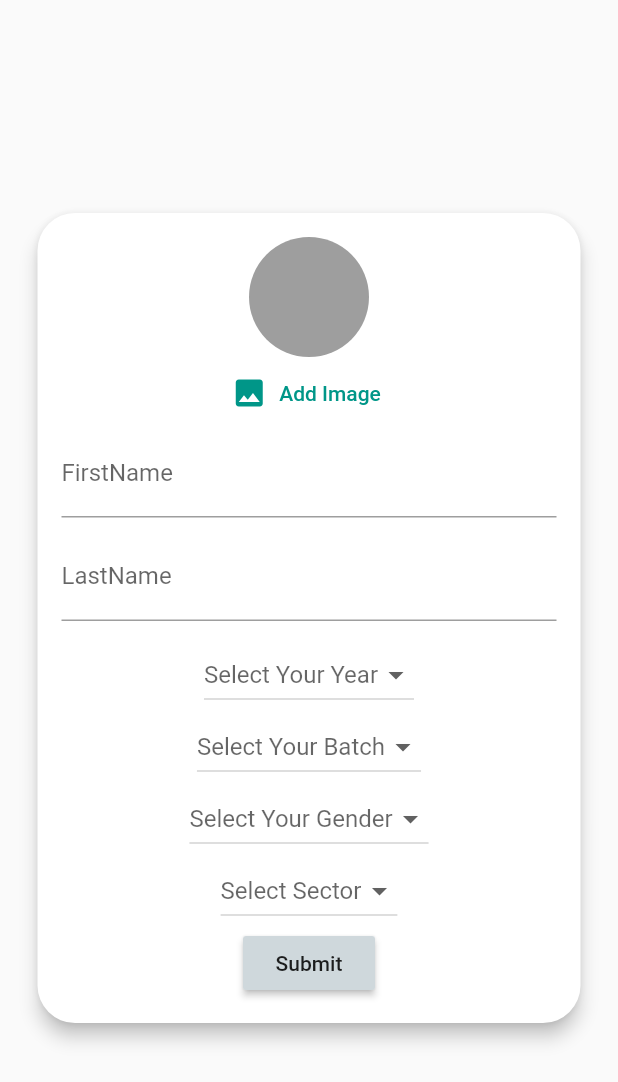
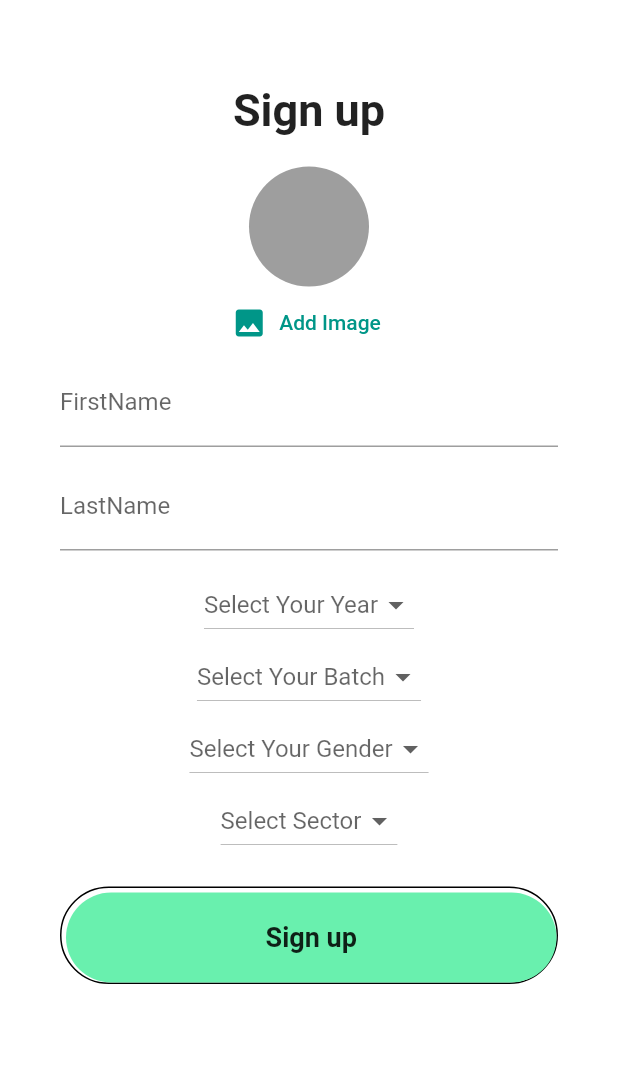
Before and after one commit to Eshitakalsi/Cab_Buddy, a Flutter app: the UserFormScreen screen opened directly with empty values, on a phone screen of 412 x 824 dp. Shown: the top 1082 px of the screen. Run offline on Flutter 3.47's test engine with Material 2 defaults, Android fonts, the phone set to English and light mode, and no system bars; our stand-ins replace cloud_firestore, firebase_auth, firebase_storage, google_sign_in, image_picker, simple_animations; accounts and stored records are empty; network calls fail.

Commit message:
Complete Signup page

```diff
--- a/lib/screen/userFormScreen.dart
+++ b/lib/screen/userFormScreen.dart
@@ -1,5 +1,6 @@
 import 'dart:io';
 import 'package:cab_buddy/Pickers/userImagePicker.dart';
+import 'package:cab_buddy/animation/FadeAnimation.dart';
 import 'package:cab_buddy/models/loggedInUserInfo.dart';
 import 'package:cab_buddy/screen/homePage.dart';
 import 'package:cab_buddy/screen/profilePage.dart';
@@ -146,17 +147,38 @@ class _UserFormScreenState extends State<UserFormScreen> {
       }
     }
 
-    Widget userInfoForm = Scaffold(
-      body: Center(
-        child: Card(
-          shape:
-              RoundedRectangleBorder(borderRadius: BorderRadius.circular(25)),
-          elevation: 5,
-          margin: EdgeInsets.all(25),
-          child: SingleChildScrollView(
-            child: Padding(
-              padding: EdgeInsets.all(16),
-              child: Form(
+    Widget userForm = Scaffold(
+      resizeToAvoidBottomInset: true,
+      backgroundColor: Colors.white,
+      appBar: AppBar(
+        elevation: 0,
+        brightness: Brightness.light,
+        backgroundColor: Colors.white,
+      ),
+      body: SingleChildScrollView(
+        child: Container(
+          padding: EdgeInsets.symmetric(horizontal: 40),
+          height: MediaQuery.of(context).size.height - 50,
+          width: double.infinity,
+          child: Column(
+            children: <Widget>[
+              Column(
+                children: <Widget>[
+                  FadeAnimation(
+                      1,
+                      Text(
+                        "Sign up",
+                        style: TextStyle(
+                            fontSize: 30, fontWeight: FontWeight.bold),
+                      )),
+                  SizedBox(
+                    height: 20,
+                  ),
+                ],
+              ),
+              Column(
+                children: <Widget>[
+                  Form(
                     key: _formKey,
                     child: Column(
                       mainAxisSize: MainAxisSize.min,
@@ -262,23 +284,58 @@ class _UserFormScreenState extends State<UserFormScreen> {
                             this.setState(() {});
                           },
                         ),
+                      ],
+                    ),
+                  ),
+                  SizedBox(
+                    height: 20,
+                  )
+                ],
+              ),
               _isLoading
-                        ? CircularProgressIndicator()
-                        : RaisedButton(
-                            color: Colors.blueGrey[100],
-                            child: Text('Submit'),
+                  ? Container(
+                      height: MediaQuery.of(context).size.height / 7,
+                      decoration: BoxDecoration(
+                        image: DecorationImage(
+                          image: AssetImage('assets/car.gif'),
+                        ),
+                      ),
+                    )
+                  : FadeAnimation(
+                      1.5,
+                      Container(
+                        padding: EdgeInsets.only(top: 3, left: 3),
+                        decoration: BoxDecoration(
+                            borderRadius: BorderRadius.circular(50),
+                            border: Border(
+                              bottom: BorderSide(color: Colors.black),
+                              top: BorderSide(color: Colors.black),
+                              left: BorderSide(color: Colors.black),
+                              right: BorderSide(color: Colors.black),
+                            )),
+                        child: MaterialButton(
+                          minWidth: double.infinity,
+                          height: 60,
                           onPressed: () {
                             _trySubmit();
                           },
+                          color: Colors.greenAccent,
+                          elevation: 0,
+                          shape: RoundedRectangleBorder(
+                              borderRadius: BorderRadius.circular(50)),
+                          child: Text(
+                            "Sign up",
+                            style: TextStyle(
+                                fontWeight: FontWeight.w600, fontSize: 18),
                           ),
+                        ),
+                      )),
             ],
           ),
         ),
       ),
-          ),
-        ),
-      ),
     );
+
     if (_hasUserDataAlready) {
       LoggedInUserInfo.id = widget._uid;
       LoggedInUserInfo.name = _firstname + " " + _lastname;
@@ -291,7 +348,36 @@ class _UserFormScreenState extends State<UserFormScreen> {
 
       return ProfilePage();
     } else {
-      return userInfoForm;
+      return userForm;
     }
   }
+
+  Widget makeInput({label, obscureText = false}) {
+    return Column(
+      crossAxisAlignment: CrossAxisAlignment.start,
+      children: <Widget>[
+        Text(
+          label,
+          style: TextStyle(
+              fontSize: 15, fontWeight: FontWeight.w400, color: Colors.black87),
+        ),
+        SizedBox(
+          height: 5,
+        ),
+        TextField(
+          obscureText: obscureText,
+          decoration: InputDecoration(
+            contentPadding: EdgeInsets.symmetric(vertical: 0, horizontal: 10),
+            enabledBorder: OutlineInputBorder(
+                borderSide: BorderSide(color: Colors.grey[400])),
+            border: OutlineInputBorder(
+                borderSide: BorderSide(color: Colors.grey[400])),
+          ),
+        ),
+        SizedBox(
+          height: 30,
+        ),
+      ],
+    );
   }
+}
```
Lines whose indentation alone changed are shown as unchanged.
